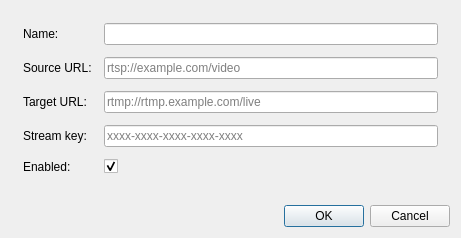
Above: gui/StreamerEditDialog.ui from WebRTSP/RTMPVideoStreamer before the change. Below: the same form after it.
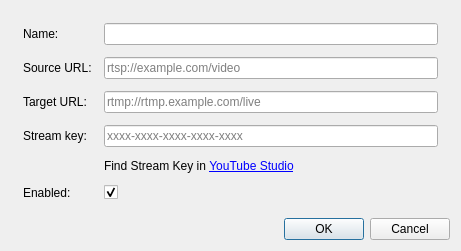
That is the form after the change.

Commit message: StreamerEditDialog: added hint where to get key for YouTube

```diff
--- a/gui/StreamerEditDialog.ui
+++ b/gui/StreamerEditDialog.ui
@@ -99,7 +99,7 @@
        </property>
       </widget>
      </item>
-     <item row="4" column="0">
+     <item row="5" column="0">
       <widget class="QLabel" name="enabledLabel">
        <property name="text">
         <string>Enabled:</string>
@@ -109,7 +109,7 @@
        </property>
       </widget>
      </item>
-     <item row="4" column="1">
+     <item row="5" column="1">
       <widget class="QCheckBox" name="enabledCheckBox">
        <property name="checkable">
         <bool>true</bool>
@@ -119,6 +119,24 @@
        </property>
       </widget>
      </item>
+     <item row="4" column="1">
+      <widget class="QLabel" name="youTubeStudioLinkLabel">
+       <property name="font">
+        <font>
+         <italic>false</italic>
+        </font>
+       </property>
+       <property name="text">
+        <string>Find Stream Key in &lt;a href=&quot;https://studio.youtube.com/&quot;&gt;YouTube Studio&lt;/a&gt;</string>
+       </property>
+       <property name="textFormat">
+        <enum>Qt::TextFormat::RichText</enum>
+       </property>
+       <property name="openExternalLinks">
+        <bool>true</bool>
+       </property>
+      </widget>
+     </item>
     </layout>
    </item>
    <item>
```
The commit also changes 1 other file.
